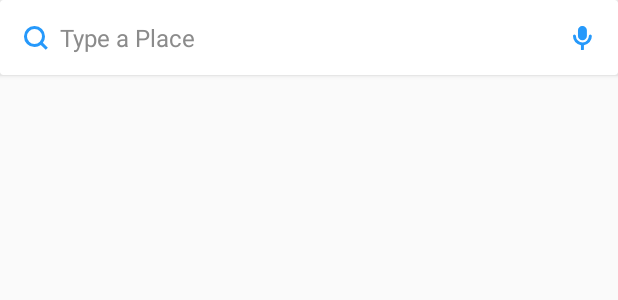
After one commit to kenruizinoue/project-android-app-sky-adventure, an Android app: the layout widget_search_edit_text.xml on its own in the app's theme, with its tools: preview values and no code run, on a phone screen of 412 x 824 dp. The commit adds this screen. Shown: the top 300 px of the screen. Run offline under Robolectric (Android 15) with nearby library versions, the phone set to English and light mode, and no system bars.

Commit message:
Feat 4 dev: Discover Tab 1 -Top bar and Edit Text

```diff
--- a/app/src/main/java/com/apps/yecotec/skyadventure/fragments/DiscoverTabFragment.java
+++ b/app/src/main/java/com/apps/yecotec/skyadventure/fragments/DiscoverTabFragment.java
@@ -1,11 +1,15 @@
 package com.apps.yecotec.skyadventure.fragments;
 
+import android.app.Activity;
+import android.graphics.Rect;
 import android.os.Bundle;
 import android.support.annotation.Nullable;
 import android.support.v4.app.Fragment;
+import android.util.Log;
 import android.view.LayoutInflater;
 import android.view.View;
 import android.view.ViewGroup;
+import android.view.Window;
 
 import com.apps.yecotec.skyadventure.R;
 
@@ -24,4 +28,5 @@ public class DiscoverTabFragment extends Fragment {
 
         return rootView;
     }
+
 }
--- /dev/null
+++ b/app/src/main/res/drawable/ic_microphone.xml
@@ -0,0 +1,9 @@
+<vector xmlns:android="http://schemas.android.com/apk/res/android"
+        android:width="16dp"
+        android:height="16dp"
+        android:viewportWidth="16.0"
+        android:viewportHeight="16.0">
+    <path
+        android:pathData="M14.562,6.612a6.463,6.463 0,0 1,-1.455 4.1,6.567 6.567,0 0,1 -3.835,2.116L9.272,15.6c0,0.132 0,0.132 -0.132,0.264A0.462,0.462 0,0 1,8.876 16L7.554,16c-0.132,0 -0.132,0 -0.264,-0.132a0.183,0.183 0,0 1,0 -0.264L7.29,12.826a6.567,6.567 0,0 1,-3.835 -2.116A6.463,6.463 0,0 1,2 6.612,1.01 1.01,0 0,1 2.264,5.95a1.01,1.01 0,0 1,0.661 -0.264,1.01 1.01,0 0,1 0.661,0.264 0.727,0.727 0,0 1,0.4 0.661A3.829,3.829 0,0 0,5.306 9.653a4.3,4.3 0,0 0,3.041 1.322A3.829,3.829 0,0 0,11.388 9.653a4.189,4.189 0,0 0,1.19 -3.041,0.935 0.935,0 0,1 1.587,-0.661A0.727,0.727 0,0 1,14.562 6.612ZM5.306,6.612v-3.7A2.631,2.631 0,0 1,6.231 0.793,2.792 2.792,0 0,1 8.347,0 2.466,2.466 0,0 1,10.463 0.926a2.691,2.691 0,0 1,0.793 1.983v3.7a2.631,2.631 0,0 1,-0.926 2.116,2.691 2.691,0 0,1 -1.983,0.793 2.792,2.792 0,0 1,-2.116 -0.793A2.631,2.631 0,0 1,5.306 6.612Z"
+        android:fillColor="#2699fb"/>
+</vector>
--- /dev/null
+++ b/app/src/main/res/drawable/ic_search.xml
@@ -0,0 +1,9 @@
+<vector xmlns:android="http://schemas.android.com/apk/res/android"
+        android:width="16dp"
+        android:height="16dp"
+        android:viewportWidth="16.0"
+        android:viewportHeight="16.0">
+    <path
+        android:pathData="M15.9,14.5l-3.3,-3.3A6.847,6.847 0,0 0,14 7,6.957 6.957,0 0,0 7,0 6.957,6.957 0,0 0,0 7a6.957,6.957 0,0 0,7 7,6.847 6.847,0 0,0 4.2,-1.4l3.3,3.3ZM2,7A4.951,4.951 0,0 1,7 2a4.951,4.951 0,0 1,5 5,4.951 4.951,0 0,1 -5,5A4.951,4.951 0,0 1,2 7Z"
+        android:fillColor="#2699fb"/>
+</vector>
--- /dev/null
+++ b/app/src/main/res/drawable/shape_rectangle.xml
@@ -0,0 +1,7 @@
+<?xml version="1.0" encoding="utf-8"?>
+
+<shape xmlns:android="http://schemas.android.com/apk/res/android"
+    android:shape="rectangle" >
+
+    <solid android:color="#FFFFFF" />
+</shape>
--- /dev/null
+++ b/app/src/main/res/layout/widget_search_edit_text.xml
@@ -0,0 +1,49 @@
+<?xml version="1.0" encoding="utf-8"?>
+<android.support.v7.widget.CardView
+    xmlns:android="http://schemas.android.com/apk/res/android"
+    xmlns:app="http://schemas.android.com/apk/res-auto"
+    xmlns:tools="http://schemas.android.com/tools"
+    android:layout_width="match_parent"
+    android:layout_height="50dp">
+
+    <android.support.constraint.ConstraintLayout
+        android:layout_width="match_parent"
+        android:layout_height="50dp">
+
+        <ImageView
+            android:id="@+id/search_icon"
+            android:layout_width="wrap_content"
+            android:layout_height="wrap_content"
+            android:layout_marginStart="16dp"
+            app:layout_constraintBottom_toBottomOf="parent"
+            app:layout_constraintStart_toStartOf="parent"
+            app:layout_constraintTop_toTopOf="parent"
+            app:srcCompat="@drawable/ic_search" />
+
+        <EditText
+            android:id="@+id/editText"
+            android:layout_width="wrap_content"
+            android:layout_height="wrap_content"
+            android:layout_marginStart="8dp"
+            android:ems="10"
+            android:textColorHint="@color/colorGrey3"
+            android:hint="Type a Place"
+            android:textSize="16sp"
+            android:background="@drawable/shape_rectangle"
+            app:layout_constraintBottom_toBottomOf="parent"
+            app:layout_constraintStart_toEndOf="@+id/search_icon"
+            app:layout_constraintTop_toTopOf="parent" />
+
+        <ImageView
+            android:id="@+id/imageView10"
+            android:layout_width="wrap_content"
+            android:layout_height="wrap_content"
+            android:layout_marginEnd="16dp"
+            app:layout_constraintBottom_toBottomOf="parent"
+            app:layout_constraintEnd_toEndOf="parent"
+            app:layout_constraintTop_toTopOf="parent"
+            app:srcCompat="@drawable/ic_microphone" />
+
+    </android.support.constraint.ConstraintLayout>
+
+</android.support.v7.widget.CardView>
--- a/app/src/main/res/values/colors.xml
+++ b/app/src/main/res/values/colors.xml
@@ -23,6 +23,7 @@
     <color name="colorVividGreen">#8BC34A</color>
     <color name="colorGrey">#9D9D9D</color>
     <color name="colorGrey2">#B9B9B9</color>
+    <color name="colorGrey3">#8B8B8B</color>
 
 
     <color name="colorLightBlue">#AAB5E0</color>
```
Also changed, not shown: app/src/main/java/com/apps/yecotec/skyadventure/ContainerActivity.java (+13 -0 lines), app/src/main/java/com/apps/yecotec/skyadventure/widgets/SearchEditTextWidget.java (added, +38 -0 lines), app/src/main/res/layout/fragment_discover_tab.xml (+34 -14 lines).
